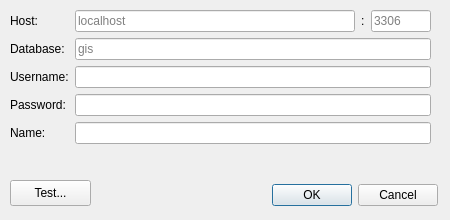
This is geovcs/asset/form/dialog_connection.ui in teofilosalgado/geovcs-qgis-plugin as Qt 5 draws it before an edit. The edited form follows.
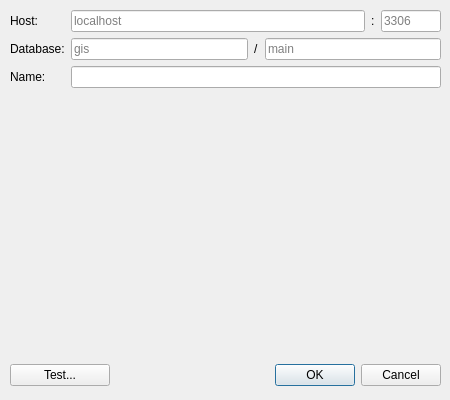
This is the edited form. Custom widgets are drawn as their Qt base class.

What changed in the file:
```diff
--- a/geovcs/asset/form/dialog_connection.ui
+++ b/geovcs/asset/form/dialog_connection.ui
@@ -7,11 +7,11 @@
     <x>0</x>
     <y>0</y>
     <width>450</width>
-    <height>220</height>
+    <height>400</height>
    </rect>
   </property>
   <property name="sizePolicy">
-   <sizepolicy hsizetype="Minimum" vsizetype="Minimum">
+   <sizepolicy hsizetype="Fixed" vsizetype="Fixed">
     <horstretch>0</horstretch>
     <verstretch>0</verstretch>
    </sizepolicy>
@@ -19,13 +19,13 @@
   <property name="minimumSize">
    <size>
     <width>450</width>
-    <height>220</height>
+    <height>400</height>
    </size>
   </property>
   <property name="maximumSize">
    <size>
     <width>450</width>
-    <height>220</height>
+    <height>400</height>
    </size>
   </property>
   <property name="windowTitle">
@@ -36,8 +36,8 @@
     <rect>
      <x>10</x>
      <y>10</y>
-     <width>421</width>
-     <height>158</height>
+     <width>431</width>
+     <height>101</height>
     </rect>
    </property>
    <layout class="QFormLayout" name="form_layout">
@@ -79,7 +79,7 @@
          </size>
         </property>
         <property name="inputMask">
-         <string extracomment="A valid port number is required.">99999</string>
+         <string extracomment="A valid port number is required."/>
         </property>
         <property name="placeholderText">
          <string>3306</string>
@@ -95,91 +95,119 @@
       </property>
      </widget>
     </item>
-    <item row="1" column="1">
-     <widget class="QLineEdit" name="edit_database">
-      <property name="placeholderText">
-       <string>gis</string>
-      </property>
-     </widget>
-    </item>
     <item row="2" column="0">
-     <widget class="QLabel" name="label_user">
-      <property name="text">
-       <string>Username:</string>
-      </property>
-     </widget>
-    </item>
-    <item row="2" column="1">
-     <widget class="QLineEdit" name="edit_username"/>
-    </item>
-    <item row="3" column="0">
-     <widget class="QLabel" name="label_password">
-      <property name="text">
-       <string>Password:</string>
-      </property>
-     </widget>
-    </item>
-    <item row="3" column="1">
-     <widget class="QgsPasswordLineEdit" name="edit_password"/>
-    </item>
-    <item row="4" column="0">
      <widget class="QLabel" name="label_name">
       <property name="text">
        <string>Name:</string>
       </property>
      </widget>
     </item>
-    <item row="4" column="1">
+    <item row="2" column="1">
      <widget class="QLineEdit" name="edit_name"/>
     </item>
+    <item row="1" column="1">
+     <layout class="QHBoxLayout" name="horizontalLayout_2">
+      <item>
+       <widget class="QLineEdit" name="edit_database">
+        <property name="placeholderText">
+         <string>gis</string>
+        </property>
+       </widget>
+      </item>
+      <item>
+       <widget class="QLabel" name="label_branch">
+        <property name="text">
+         <string>/</string>
+        </property>
+       </widget>
+      </item>
+      <item>
+       <widget class="QLineEdit" name="edit_branch">
+        <property name="placeholderText">
+         <string>main</string>
+        </property>
+       </widget>
+      </item>
+     </layout>
+    </item>
    </layout>
   </widget>
-  <widget class="QDialogButtonBox" name="dialog_button_box">
+  <widget class="QWidget" name="horizontalLayoutWidget">
    <property name="geometry">
     <rect>
-     <x>270</x>
-     <y>180</y>
-     <width>168</width>
-     <height>30</height>
+     <x>10</x>
+     <y>360</y>
+     <width>431</width>
+     <height>31</height>
     </rect>
    </property>
-   <property name="sizePolicy">
-    <sizepolicy hsizetype="Minimum" vsizetype="Minimum">
-     <horstretch>0</horstretch>
-     <verstretch>0</verstretch>
-    </sizepolicy>
-   </property>
-   <property name="standardButtons">
-    <set>QDialogButtonBox::StandardButton::Cancel|QDialogButtonBox::StandardButton::Ok</set>
-   </property>
+   <layout class="QHBoxLayout" name="h_box_layout_bottom">
+    <item>
+     <widget class="QPushButton" name="button_test">
+      <property name="sizePolicy">
+       <sizepolicy hsizetype="Fixed" vsizetype="Fixed">
+        <horstretch>0</horstretch>
+        <verstretch>0</verstretch>
+       </sizepolicy>
+      </property>
+      <property name="minimumSize">
+       <size>
+        <width>100</width>
+        <height>0</height>
+       </size>
+      </property>
+      <property name="maximumSize">
+       <size>
+        <width>100</width>
+        <height>16777215</height>
+       </size>
+      </property>
+      <property name="text">
+       <string>Test...</string>
+      </property>
+      <property name="default">
+       <bool>false</bool>
+      </property>
+      <property name="flat">
+       <bool>false</bool>
+      </property>
+     </widget>
+    </item>
+    <item>
+     <widget class="QDialogButtonBox" name="dialog_button_box">
+      <property name="sizePolicy">
+       <sizepolicy hsizetype="Expanding" vsizetype="Minimum">
+        <horstretch>0</horstretch>
+        <verstretch>0</verstretch>
+       </sizepolicy>
+      </property>
+      <property name="standardButtons">
+       <set>QDialogButtonBox::StandardButton::Cancel|QDialogButtonBox::StandardButton::Ok</set>
+      </property>
+     </widget>
+    </item>
+   </layout>
   </widget>
-  <widget class="QPushButton" name="button_test">
+  <widget class="QWidget" name="verticalLayoutWidget">
    <property name="geometry">
     <rect>
      <x>10</x>
-     <y>180</y>
-     <width>81</width>
-     <height>26</height>
+     <y>120</y>
+     <width>431</width>
+     <height>231</height>
     </rect>
    </property>
-   <property name="text">
-    <string>Test...</string>
-   </property>
-   <property name="default">
-    <bool>false</bool>
-   </property>
-   <property name="flat">
-    <bool>false</bool>
-   </property>
+   <layout class="QVBoxLayout" name="v_box_layout"/>
   </widget>
  </widget>
- <customwidgets>
-  <customwidget>
-   <class>QgsPasswordLineEdit</class>
-   <extends>QLineEdit</extends>
-   <header>qgspasswordlineedit.h</header>
-  </customwidget>
- </customwidgets>
+ <tabstops>
+  <tabstop>edit_host</tabstop>
+  <tabstop>edit_port</tabstop>
+  <tabstop>edit_database</tabstop>
+  <tabstop>edit_branch</tabstop>
+  <tabstop>edit_name</tabstop>
+  <tabstop>button_test</tabstop>
+ </tabstops>
  <resources/>
  <connections/>
 </ui>
```
Left out of the diff: 2 changed lines with no effect on the pictures.
